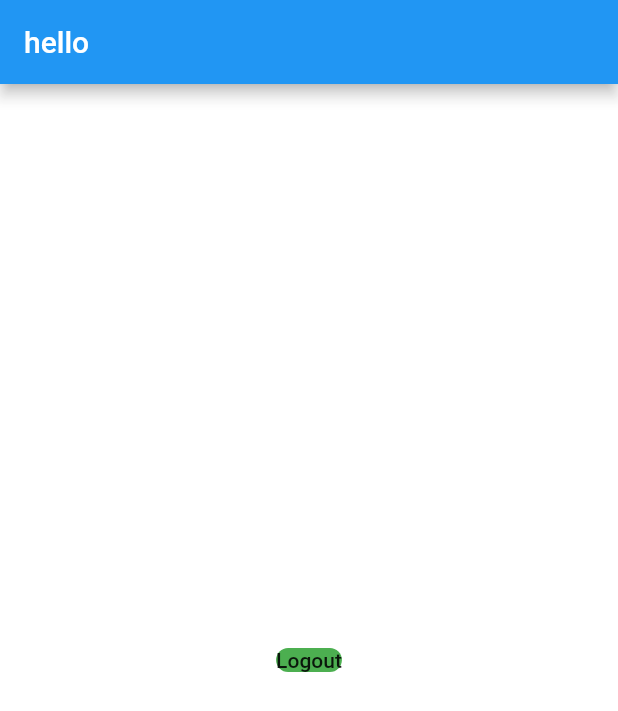
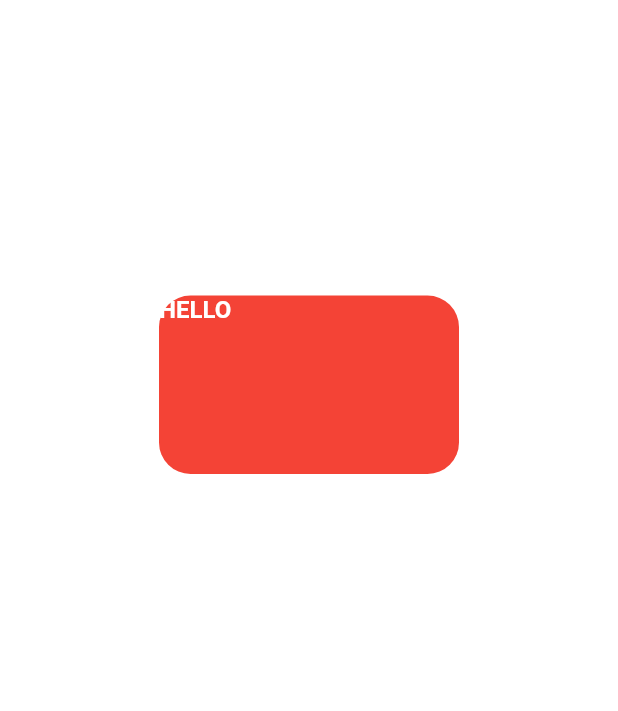
Before and after one commit to deemero/crise_apps, a Flutter app: the HomePage screen opened directly, on a phone screen of 412 x 824 dp. Shown: the top 711 px of the screen. Run offline on Flutter 3.47's test engine with Material 2 defaults, Android fonts, the phone set to English and light mode, and no system bars; our stand-ins replace firebase_auth, firebase_core, google_fonts; accounts and stored records are empty; Roboto replaces fonts that are missing (Manrope).

Commit message:
ui/ux title

```diff
--- a/crise_apps/lib/main.dart
+++ b/crise_apps/lib/main.dart
@@ -34,7 +34,7 @@ class MyApp extends StatelessWidget {
                 theme: ThemeData(
                   primarySwatch: Colors.blue,
                 ),
-                home: snapshot.data != null ? SignInPage() : RegisterScreen());
+                home: snapshot.data != null ? HomePage() : HomePage());
           }
           return Center(
             child: CircularProgressIndicator(),
--- a/crise_apps/lib/screen/home_page copy.dart
+++ b/crise_apps/lib/screen/home_page copy.dart
@@ -1,3 +1,5 @@
+// ignore_for_file: unnecessary_const
+
 import 'package:flutter/material.dart';
 import 'package:flutter/src/widgets/container.dart';
 import 'package:flutter/src/widgets/framework.dart';
@@ -16,23 +18,67 @@ class _HomePageState extends State<HomePage> {
   Widget build(BuildContext context) {
     return Scaffold(
       backgroundColor: Colors.white10,
-      appBar: AppBar(
-        title: Text("hello"),
+      // appBar: AppBar(
+      //   title: Text(""),
+      // ),
+      body: Center(
+        child: Padding(
+          padding: const EdgeInsets.all(80.0),
+          child: Column(
+            children: [
+              Text("Crise Apps",
+                  style: TextStyle(
+                      color: Colors.white,
+                      fontSize: 33,
+                      fontWeight: FontWeight.bold)),
+              Padding(
+                padding: EdgeInsets.all(20.0),
+                child: Text(
+                  "WELCOME BACK",
+                  style: TextStyle(
+                    color: Colors.white,
+                    fontSize: 22,
+                  ),
+                ),
+              ),
+              SizedBox(
+                height: 12,
+              ),
+              GestureDetector(
+                onTap: () {},
+                child: Container(
+                  width: 200,
+                  decoration: BoxDecoration(
+                      color: Colors.red,
+                      borderRadius: BorderRadius.circular(21)),
+                  child: Row(
+                    mainAxisAlignment: MainAxisAlignment.spaceBetween,
+                    children: [
+                      Column(
+                        crossAxisAlignment: CrossAxisAlignment.start,
+                        children: [
+                          Text(
+                            "HELLO",
+                            style: TextStyle(
+                                fontWeight: FontWeight.bold,
+                                decoration: TextDecoration.none,
+                                fontFamily: 'Manrope',
+                                color: Colors.white,
+                                fontSize: 16),
+                          ),
+                          Padding(
+                              padding:
+                                  const EdgeInsets.only(top: 100.0, left: 30))
+                        ],
+                      )
+                    ],
+                  ),
+                ),
+              )
+            ],
+          ),
+        ),
       ),
-      body: Center(
-          child: MaterialButton(
-        onPressed: () {
-          Navigator.pushAndRemoveUntil(
-              context,
-              MaterialPageRoute(builder: (_) => SignInPage()),
-              (route) => false);
-        },
-        child: Container(
-          decoration: BoxDecoration(
-              color: Colors.green, borderRadius: BorderRadius.circular(12)),
-          child: Text("Logout"),
-        ),
-      )),
     );
   }
 }
```
